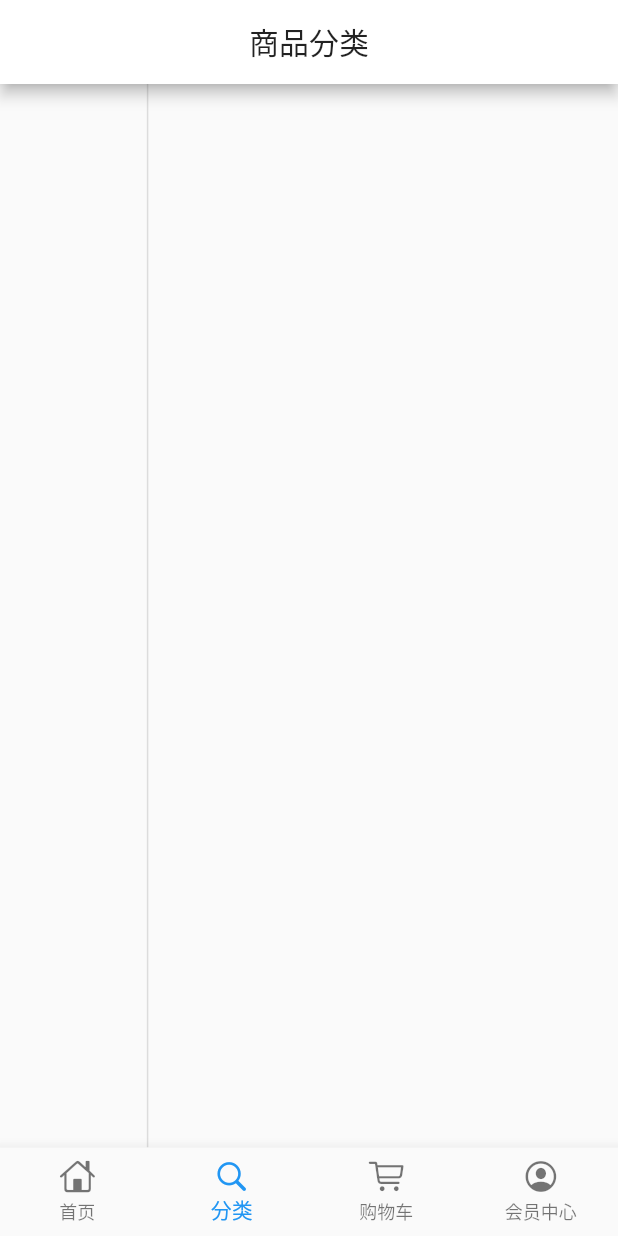
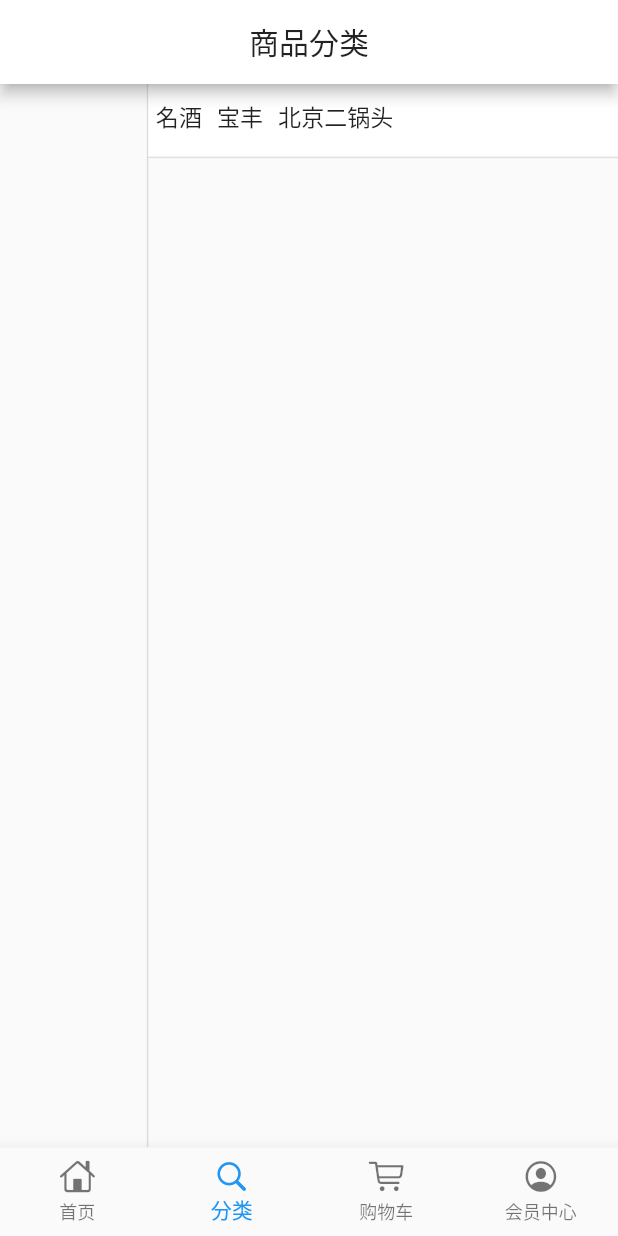
Before and after one commit to zengjunxiang/flutter_shop, a Flutter app: the screen it shows after launch, item 2 of the bottom bar chosen, on a phone screen of 412 x 824 dp. Run offline on Flutter 3.47's test engine with Material 2 defaults, Android fonts, the phone set to English and light mode, and no system bars; our stand-ins replace dio, flutter_easyrefresh, flutter_screenutil, flutter_swiper; missing offline and left inert: provide; network calls fail; statements that could not run were skipped.

Commit message:
完成商品分类页商品二级分类的制作与展现

```diff
--- a/lib/pages/category_page.dart
+++ b/lib/pages/category_page.dart
@@ -32,6 +32,12 @@ class _CategoryPageState extends State {
           children: <Widget>[
             LeftCategoryNav(),
 
+            Column (
+              children: <Widget>[
+                RightCategoryNav(),
+              ],
+            )
+
           ],
         ),
       ),
@@ -43,7 +49,7 @@ class _CategoryPageState extends State {
 
 
 
-
+// 左侧商品大类
 class LeftCategoryNav extends StatefulWidget {
 
   _LeftCategoryNavState createState() => _LeftCategoryNavState();
@@ -137,3 +143,63 @@ class _LeftCategoryNavState  extends State<LeftCategoryNav>{
   }
 
 }
+
+
+//
+class RightCategoryNav  extends StatefulWidget{
+
+  _RightCategoryNavState createState() => _RightCategoryNavState();
+
+}
+
+class _RightCategoryNavState extends State<RightCategoryNav> {
+
+  List list = ['名酒','宝丰','北京二锅头'];
+
+
+
+  @override
+  Widget build(BuildContext context) {
+    // TODO: implement build
+    return Container(
+
+        height: ScreenUtil().setHeight(80),
+        width: ScreenUtil().setWidth(570),
+        decoration: BoxDecoration(
+            color: Colors.white,
+            border: Border(
+                bottom: BorderSide(width: 1,color: Colors.black12)
+            )
+        ),
+
+        child:ListView.builder(
+          scrollDirection: Axis.horizontal,
+          itemCount: list.length,
+          itemBuilder: (context,index){
+            return _rightInkWell(list[index]);
+          },
+        )
+    );
+
+
+  }
+
+  Widget _rightInkWell(String item){
+
+    return InkWell(
+      onTap: (){},
+      child: Container(
+        padding:EdgeInsets.fromLTRB(5.0,10.0,5.0,10.0),
+
+        child: Text(
+          item,
+          style: TextStyle(fontSize:ScreenUtil().setSp(28)),
+        ),
+      ),
+
+    );
+
+  }
+
+
+}
```
Also changed, not shown: lib/pages/home_page.dart (+2 -27 lines).
